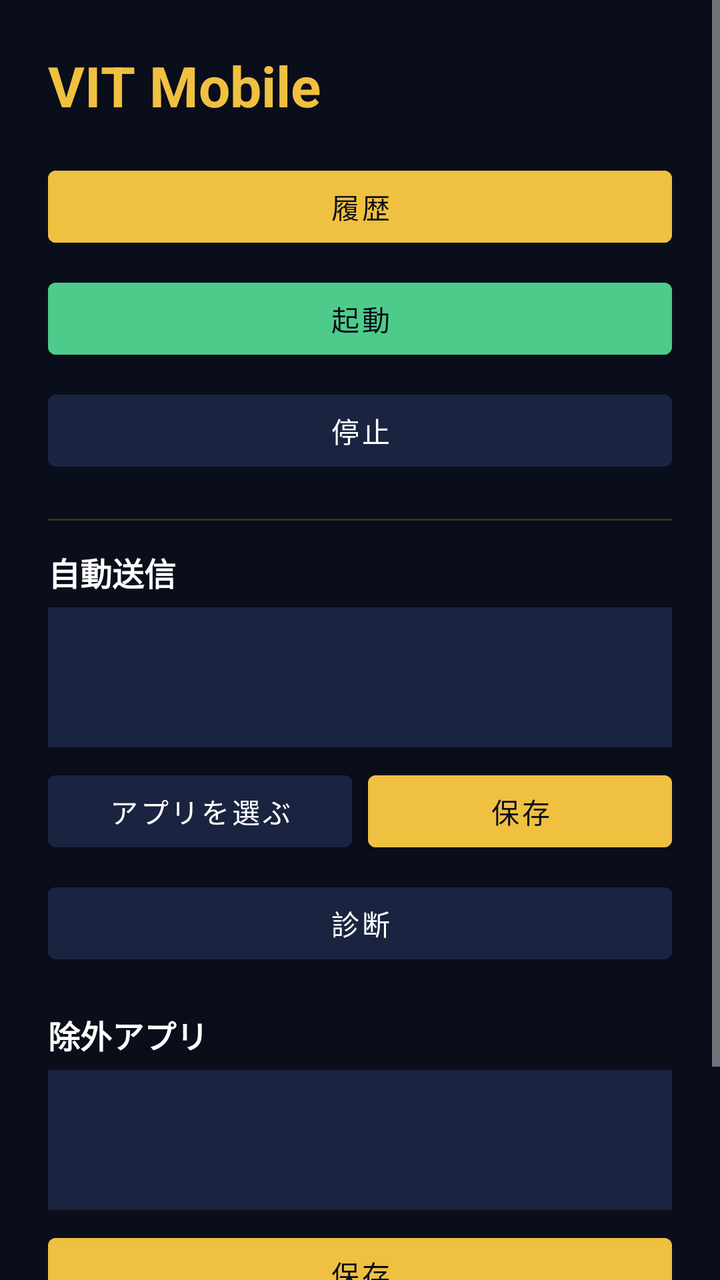
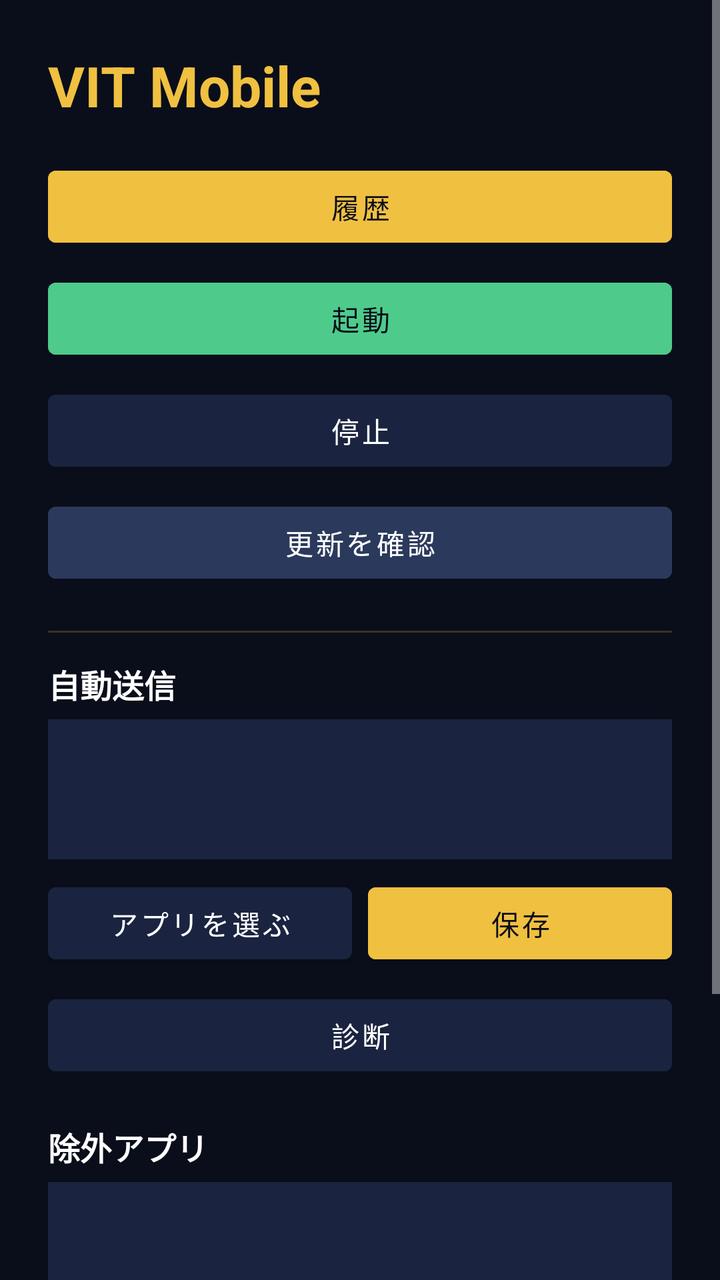

The first picture is an Android layout as it rendered before a commit; the second is the same layout after the commit. The layout source and the unified diff follow.
<!-- AndroidManifest.xml: application theme Theme.VitMobile -->
<!-- res/layout/activity_main.xml -->
<?xml version="1.0" encoding="utf-8"?>
<ScrollView xmlns:android="http://schemas.android.com/apk/res/android"
    android:layout_width="match_parent"
    android:layout_height="match_parent"
    android:background="#FF0A0E1A">

    <LinearLayout
        android:orientation="vertical"
        android:layout_width="match_parent"
        android:layout_height="wrap_content"
        android:padding="24dp">

        <TextView
            android:layout_width="match_parent"
            android:layout_height="wrap_content"
            android:text="@string/app_name"
            android:textSize="28sp"
            android:textStyle="bold"
            android:textColor="#FFF0C040"
            android:paddingBottom="18dp" />

        
        <Button
            android:id="@+id/btnHistory"
            android:layout_width="match_parent"
            android:layout_height="wrap_content"
            android:text="履歴"
            android:textColor="#FF0A0E1A"
            android:backgroundTint="#FFF0C040" />

        <Button
            android:id="@+id/btnStartOverlay"
            android:layout_width="match_parent"
            android:layout_height="wrap_content"
            android:layout_marginTop="8dp"
            android:text="起動"
            android:textColor="#FF0A0E1A"
            android:backgroundTint="#FF4ECB8B" />

        <Button
            android:id="@+id/btnStopOverlay"
            android:layout_width="match_parent"
            android:layout_height="wrap_content"
            android:layout_marginTop="8dp"
            android:text="停止"
            android:textColor="#FFFFFFFF"
            android:backgroundTint="#FF1A2440" />

        <View
            android:layout_width="match_parent"
            android:layout_height="1dp"
            android:layout_marginTop="20dp"
            android:layout_marginBottom="14dp"
            android:background="#33F0C040" />

        <TextView
            android:layout_width="match_parent"
            android:layout_height="wrap_content"
            android:text="自動送信"
            android:textStyle="bold"
            android:textSize="16sp"
            android:textColor="#FFFFFFFF"
            android:paddingBottom="6dp" />

        <EditText
            android:id="@+id/autoEnterInput"
            android:layout_width="match_parent"
            android:layout_height="wrap_content"
            android:minHeight="70dp"
            android:gravity="top|start"
            android:inputType="textMultiLine"
            android:textColor="#FFFFFFFF"
            android:textColorHint="#80FFFFFF"
            android:background="#FF1A2440"
            android:padding="12dp"
            android:textSize="13sp" />

        <LinearLayout
            android:orientation="horizontal"
            android:layout_width="match_parent"
            android:layout_height="wrap_content"
            android:layout_marginTop="8dp">

            <Button
                android:id="@+id/pickAutoEnter"
                android:layout_width="0dp"
                android:layout_weight="1"
                android:layout_height="wrap_content"
                android:text="アプリを選ぶ"
                android:textColor="#FFFFFFFF"
                android:backgroundTint="#FF1A2440" />

            <Button
                android:id="@+id/saveAutoEnter"
                android:layout_width="0dp"
                android:layout_weight="1"
                android:layout_height="wrap_content"
                android:layout_marginStart="8dp"
                android:text="保存"
                android:textColor="#FF0A0E1A"
                android:backgroundTint="#FFF0C040" />
        </LinearLayout>

        <Button
            android:id="@+id/btnAutoSendDiag"
            android:layout_width="match_parent"
            android:layout_height="wrap_content"
            android:layout_marginTop="8dp"
            android:text="診断"
            android:textColor="#FFFFFFFF"
            android:backgroundTint="#FF1A2440" />

        <TextView
            android:layout_width="match_parent"
            android:layout_height="wrap_content"
            android:text="除外アプリ"
            android:textStyle="bold"
            android:textSize="16sp"
            android:textColor="#FFFFFFFF"
            android:paddingTop="20dp"
            android:paddingBottom="6dp" />

        <EditText
            android:id="@+id/excludedInput"
            android:layout_width="match_parent"
            android:layout_height="wrap_content"
            android:minHeight="70dp"
            android:gravity="top|start"
            android:inputType="textMultiLine"
            android:textColor="#FFFFFFFF"
            android:textColorHint="#80FFFFFF"
            android:background="#FF1A2440"
            android:padding="12dp"
            android:textSize="13sp" />

        <Button
            android:id="@+id/saveExcluded"
            android:layout_width="match_parent"
            android:layout_height="wrap_content"
            android:layout_marginTop="8dp"
            android:text="保存"
            android:textColor="#FF0A0E1A"
            android:backgroundTint="#FFF0C040" />

        <View
            android:layout_width="match_parent"
            android:layout_height="1dp"
            android:layout_marginTop="20dp"
            android:layout_marginBottom="14dp"
            android:background="#33F0C040" />

        
        <Button
            android:id="@+id/btnToggleAdvanced"
            android:layout_width="match_parent"
            android:layout_height="wrap_content"
            android:text="設定を開く"
            android:textColor="#FFFFFFFF"
            android:backgroundTint="#FF1A2440" />

        <LinearLayout
            android:id="@+id/advancedBox"
            android:orientation="vertical"
            android:layout_width="match_parent"
            android:layout_height="wrap_content"
            android:visibility="gone">

            <TextView
                android:layout_width="match_parent"
                android:layout_height="wrap_content"
                android:text="権限"
                android:textStyle="bold"
                android:textSize="16sp"
                android:textColor="#FFFFFFFF"
                android:paddingTop="18dp"
                android:paddingBottom="6dp" />

            <Button
                android:id="@+id/btnOverlayPerm"
                android:layout_width="match_parent"
                android:layout_height="wrap_content"
                android:text="他のアプリの上に表示"
                android:textColor="#FFFFFFFF"
                android:backgroundTint="#FF1A2440" />

            <Button
                android:id="@+id/btnAccessibilityPerm"
                android:layout_width="match_parent"
                android:layout_height="wrap_content"
                android:layout_marginTop="6dp"
                android:text="ユーザー補助"
                android:textColor="#FFFFFFFF"
                android:backgroundTint="#FF1A2440" />

            <TextView
                android:layout_width="match_parent"
                android:layout_height="wrap_content"
                android:text="Groq APIキー"
                android:textStyle="bold"
                android:textSize="16sp"
                android:textColor="#FFFFFFFF"
                android:paddingTop="20dp"
                android:paddingBottom="6dp" />

            <EditText
                android:id="@+id/apiKeyInput"
                android:layout_width="match_parent"
                android:layout_height="wrap_content"
                android:hint="gsk_..."
                android:inputType="textPassword"
                android:textColor="#FFFFFFFF"
                android:textColorHint="#80FFFFFF"
                android:background="#FF1A2440"
                android:padding="12dp"
                android:autofillHints="password" />

            <Button
                android:id="@+id/saveApiKey"
                android:layout_width="match_parent"
                android:layout_height="wrap_content"
                android:layout_marginTop="8dp"
                android:text="保存"
                android:textColor="#FF0A0E1A"
                android:backgroundTint="#FFF0C040" />

            <TextView
                android:layout_width="match_parent"
                android:layout_height="wrap_content"
                android:text="Anthropic APIキー"
                android:textStyle="bold"
                android:textSize="16sp"
                android:textColor="#FFFFFFFF"
                android:paddingTop="20dp"
                android:paddingBottom="6dp" />

            <EditText
                android:id="@+id/anthropicKeyInput"
                android:layout_width="match_parent"
                android:layout_height="wrap_content"
                android:hint="sk-ant-..."
                android:inputType="textPassword"
                android:textColor="#FFFFFFFF"
                android:textColorHint="#80FFFFFF"
                android:background="#FF1A2440"
                android:padding="12dp"
                android:autofillHints="password" />

            <Button
                android:id="@+id/saveAnthropicKey"
                android:layout_width="match_parent"
                android:layout_height="wrap_content"
                android:layout_marginTop="8dp"
                android:text="保存"
                android:textColor="#FF0A0E1A"
                android:backgroundTint="#FFF0C040" />

            <androidx.appcompat.widget.SwitchCompat
                android:id="@+id/llmFixSwitch"
                android:layout_width="match_parent"
                android:layout_height="wrap_content"
                android:layout_marginTop="14dp"
                android:text="文章を整える"
                android:textColor="#FFFFFFFF"
                android:textSize="15sp" />

            <TextView
                android:layout_width="match_parent"
                android:layout_height="wrap_content"
                android:text="辞書"
                android:textStyle="bold"
                android:textSize="16sp"
                android:textColor="#FFFFFFFF"
                android:paddingTop="20dp"
                android:paddingBottom="6dp" />

            <EditText
                android:id="@+id/dictionaryInput"
                android:layout_width="match_parent"
                android:layout_height="wrap_content"
                android:minHeight="90dp"
                android:gravity="top|start"
                android:inputType="textMultiLine"
                android:textColor="#FFFFFFFF"
                android:textColorHint="#80FFFFFF"
                android:background="#FF1A2440"
                android:padding="12dp"
                android:textSize="13sp" />

            <Button
                android:id="@+id/saveDictionary"
                android:layout_width="match_parent"
                android:layout_height="wrap_content"
                android:layout_marginTop="8dp"
                android:text="保存"
                android:textColor="#FF0A0E1A"
                android:backgroundTint="#FFF0C040" />

            <TextView
                android:layout_width="match_parent"
                android:layout_height="wrap_content"
                android:text="ショートカット"
                android:textStyle="bold"
                android:textSize="16sp"
                android:textColor="#FFFFFFFF"
                android:paddingTop="20dp"
                android:paddingBottom="6dp" />

            <EditText
                android:id="@+id/snippetsInput"
                android:layout_width="match_parent"
                android:layout_height="wrap_content"
                android:minHeight="80dp"
                android:gravity="top|start"
                android:hint="住所|和歌山県〇〇市〇〇町1-2-3"
                android:inputType="textMultiLine"
                android:textColor="#FFFFFFFF"
                android:textColorHint="#80FFFFFF"
                android:background="#FF1A2440"
                android:padding="12dp"
                android:textSize="13sp" />

            <Button
                android:id="@+id/saveSnippets"
                android:layout_width="match_parent"
                android:layout_height="wrap_content"
                android:layout_marginTop="8dp"
                android:text="保存"
                android:textColor="#FF0A0E1A"
                android:backgroundTint="#FFF0C040" />

            <TextView
                android:layout_width="match_parent"
                android:layout_height="wrap_content"
                android:text="GitHubトークン"
                android:textStyle="bold"
                android:textSize="16sp"
                android:textColor="#FFFFFFFF"
                android:paddingTop="20dp"
                android:paddingBottom="6dp" />

            <EditText
                android:id="@+id/githubTokenInput"
                android:layout_width="match_parent"
                android:layout_height="wrap_content"
                android:hint="github_pat_..."
                android:inputType="textPassword"
                android:textColor="#FFFFFFFF"
                android:textColorHint="#80FFFFFF"
                android:background="#FF1A2440"
                android:padding="12dp"
                android:autofillHints="password" />

            <Button
                android:id="@+id/saveGithubToken"
                android:layout_width="match_parent"
                android:layout_height="wrap_content"
                android:layout_marginTop="8dp"
                android:text="保存"
                android:textColor="#FF0A0E1A"
                android:backgroundTint="#FFF0C040" />

            <Button
                android:id="@+id/btnSendFeedback"
                android:layout_width="match_parent"
                android:layout_height="wrap_content"
                android:layout_marginTop="8dp"
                android:layout_marginBottom="24dp"
                android:text="フィードバックを送る"
                android:textColor="#FFFFFFFF"
                android:backgroundTint="#FF1A2440" />
        </LinearLayout>
    </LinearLayout>
</ScrollView>
<!-- resources referenced by this layout -->
<resources>
  <string name="app_name">VIT Mobile</string>
  <style name="Theme.VitMobile" parent="Theme.MaterialComponents.DayNight.DarkActionBar">
          <item name="colorPrimary">@color/gold</item>
          <item name="colorPrimaryVariant">@color/gold_bright</item>
          <item name="colorOnPrimary">@color/navy</item>
          <item name="colorAccent">@color/gold</item>
          <item name="android:colorBackground">#FF0A0E1A</item>
          <item name="android:textColor">#FFFFFFFF</item>
          <item name="android:textColorPrimary">#FFFFFFFF</item>
          <item name="android:textColorSecondary">#CCFFFFFF</item>
          <item name="android:textColorHint">#80FFFFFF</item>
      </style>
  <color name="gold">#FFF0C040</color>
  <color name="gold_bright">#FFFFE066</color>
  <color name="navy">#FF0A0E1A</color>
</resources>

<!-- the commit's change to res/layout/activity_main.xml (unified diff, before → after) -->
@@ -46,6 +46,15 @@
             android:textColor="#FFFFFFFF"
             android:backgroundTint="#FF1A2440" />
 
+        <Button
+            android:id="@+id/btnUpdate"
+            android:layout_width="match_parent"
+            android:layout_height="wrap_content"
+            android:layout_marginTop="8dp"
+            android:text="更新を確認"
+            android:textColor="#FFFFFFFF"
+            android:backgroundTint="#FF2B3A5C" />
+
         <View
             android:layout_width="match_parent"
             android:layout_height="1dp"
